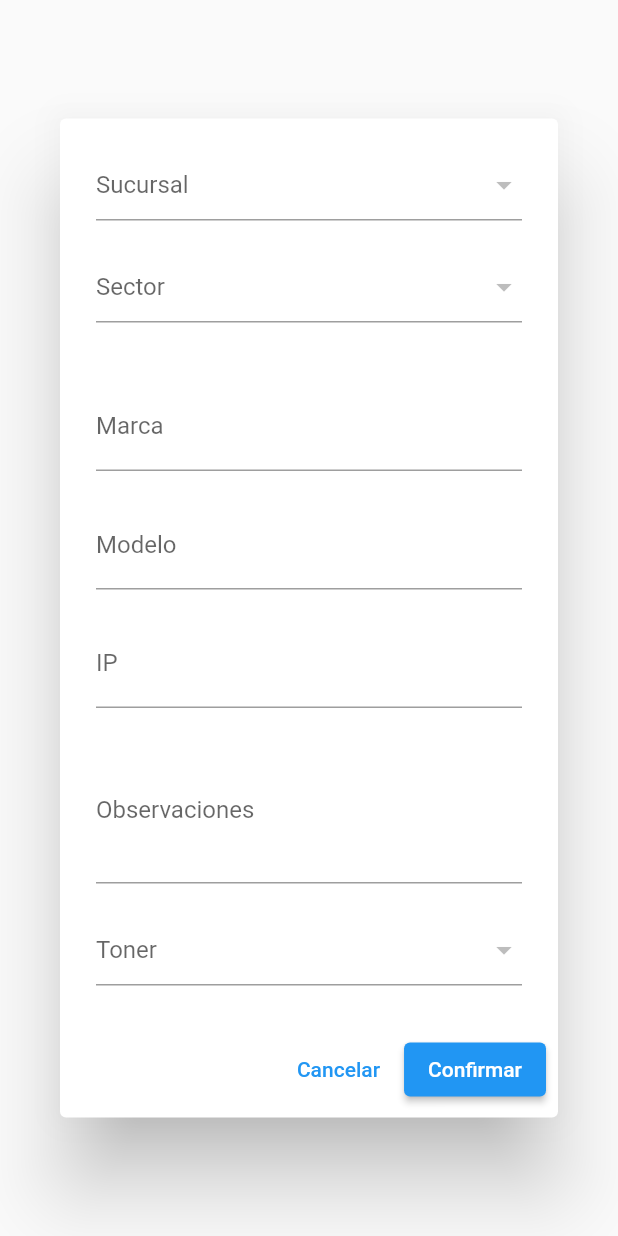
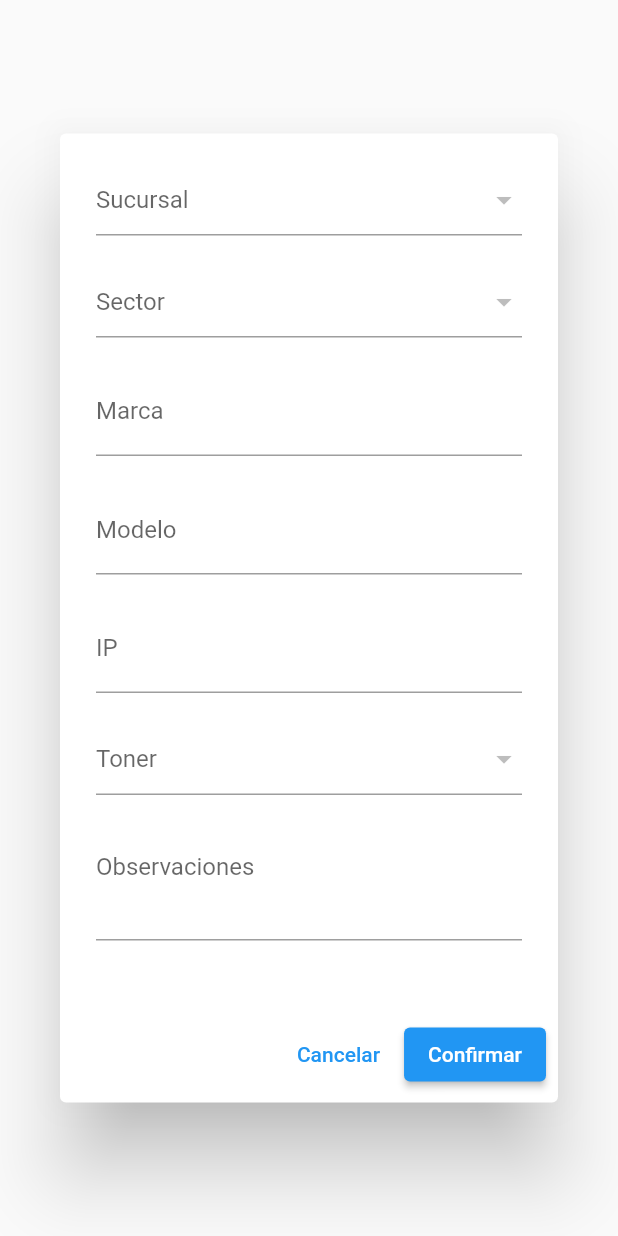
Before and after one commit to Akrata/soporte_app, a Flutter app: the FormAgregarImpresora widget shown alone on an empty page, opened directly, on a phone screen of 412 x 824 dp. Run offline on Flutter 3.47's test engine with Material 2 defaults, Android fonts, the phone set to English and light mode, and no system bars; our stand-ins replace pdf, pocketbase, printing; missing offline and left inert: window_manager; accounts and stored records are empty; network calls fail.

Commit message:
quickfix 0.9.3

```diff
--- a/lib/widgets/form_agregar_impresora.dart
+++ b/lib/widgets/form_agregar_impresora.dart
@@ -125,22 +125,7 @@ class FormAgregarImpresora extends StatelessWidget {
                 SizedBox(
                   height: 20,
                 ),
-                if (impresora.sucursal != "")
-                  DropdownButtonFormField(
-                    decoration: InputDecoration(hintText: 'Sector'),
-                    items: secYTon.listaSectoresValue
-                        .map((e) => DropdownMenuItem(
-                              child: Text(e.nombre),
-                              value: e,
-                            ))
-                        .toList(),
-                    onChanged: (value) async {
-                      impresora.impresoraParaAgregar.sector = value!.id;
-                    },
-                  ),
-                SizedBox(
-                  height: 20,
-                ),
+
                 TextFormField(
                   decoration: InputDecoration(labelText: 'Marca'),
                   initialValue: esEdit ? impresoraActual!.marca : null,
@@ -171,6 +156,23 @@ class FormAgregarImpresora extends StatelessWidget {
                 SizedBox(
                   height: 20,
                 ),
+
+                DropdownButtonFormField(
+                  decoration: InputDecoration(hintText: 'Toner'),
+                  value: esEdit
+                      ? toner.listaToners.firstWhere((element) =>
+                          element.id == impresoraActual!.expand!.toner!.id)
+                      : null,
+                  items: toner.listaToners
+                      .map((e) => DropdownMenuItem(
+                            child: Text(e.modelo),
+                            value: e,
+                          ))
+                      .toList(),
+                  onChanged: (value) async {
+                    impresora.impresoraParaAgregar.toner = value!.id;
+                  },
+                ),
                 TextFormField(
                   keyboardType: TextInputType.multiline,
                   minLines: 3,
@@ -183,18 +185,6 @@ class FormAgregarImpresora extends StatelessWidget {
                 ),
                 SizedBox(
                   height: 20,
-                ),
-                DropdownButtonFormField(
-                  decoration: InputDecoration(hintText: 'Toner'),
-                  items: toner.listaToners
-                      .map((e) => DropdownMenuItem(
-                            child: Text(e.modelo),
-                            value: e,
-                          ))
-                      .toList(),
-                  onChanged: (value) async {
-                    impresora.impresoraParaAgregar.toner = value!.id;
-                  },
                 ),
               ],
             ),
```
Also changed, not shown: lib/widgets/form_agregar_pinpad.dart (+0 -16 lines), lib/widgets/form_agregar_telefono.dart (+0 -16 lines).
